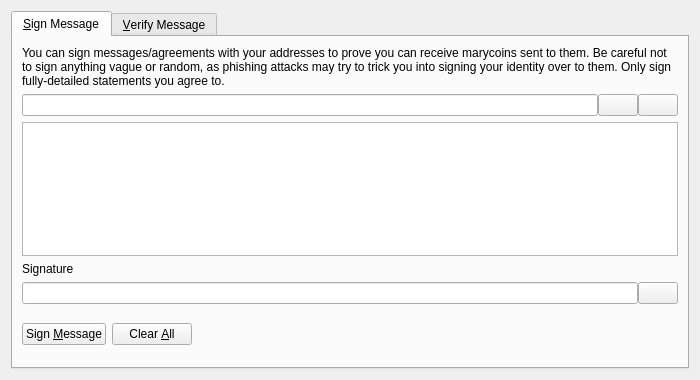
First picture: the form in src/qt/forms/signverifymessagedialog.ui, repository 3s3s/TKSR, before the edit.
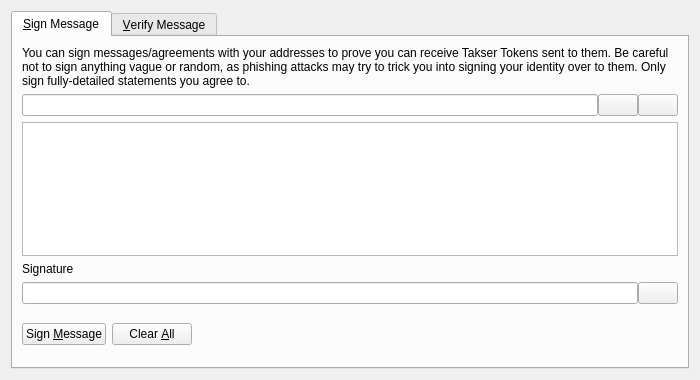
Second picture: the form after the edit. The open tabs and pages were chosen to show the change. Icons and pictures are not drawn. Custom widgets are drawn as their Qt base class.

```diff
--- a/src/qt/forms/signverifymessagedialog.ui
+++ b/src/qt/forms/signverifymessagedialog.ui
@@ -30,7 +30,7 @@
        <item>
         <widget class="QLabel" name="infoLabel_SM">
          <property name="text">
-          <string>You can sign messages/agreements with your addresses to prove you can receive marycoins sent to them. Be careful not to sign anything vague or random, as phishing attacks may try to trick you into signing your identity over to them. Only sign fully-detailed statements you agree to.</string>
+          <string>You can sign messages/agreements with your addresses to prove you can receive Takser Tokens sent to them. Be careful not to sign anything vague or random, as phishing attacks may try to trick you into signing your identity over to them. Only sign fully-detailed statements you agree to.</string>
          </property>
          <property name="textFormat">
           <enum>Qt::PlainText</enum>
```
Left out of the diff: 2 changed lines with no effect on the pictures.
